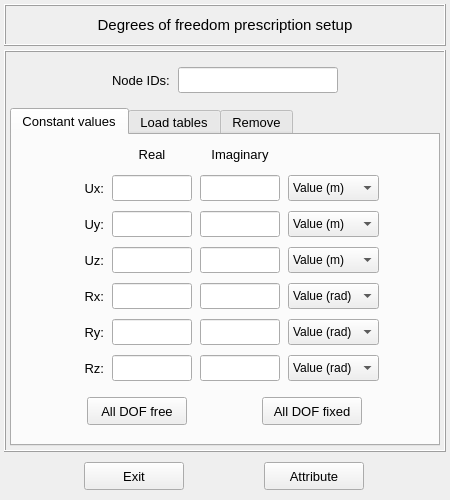
Before: the Qt Designer form pulse/interface/data/ui_files/model/setup/structural/prescribed_dof_input.ui in open-pulse/OpenPulse, drawn with Qt 5.
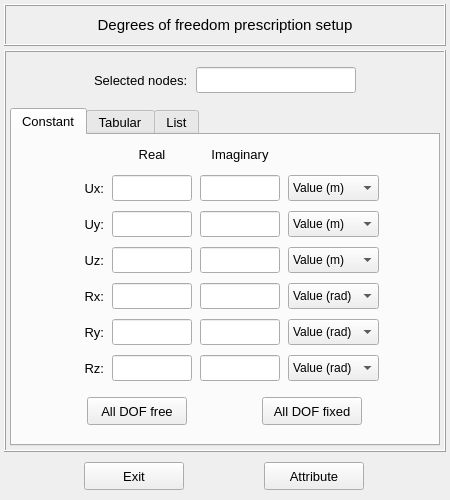
After: the same form once the commit is applied. Icons and pictures are not drawn.

```diff
--- a/pulse/interface/data/ui_files/model/setup/structural/prescribed_dof_input.ui
+++ b/pulse/interface/data/ui_files/model/setup/structural/prescribed_dof_input.ui
@@ -108,7 +108,7 @@
         </property>
         <widget class="QWidget" name="tab_constant_values">
          <attribute name="title">
-          <string>Constant values</string>
+          <string>Constant</string>
          </attribute>
          <layout class="QGridLayout" name="gridLayout_9">
           <property name="leftMargin">
@@ -994,7 +994,7 @@
         </widget>
         <widget class="QWidget" name="tab_table_values">
          <attribute name="title">
-          <string>Load tables</string>
+          <string>Tabular</string>
          </attribute>
          <layout class="QGridLayout" name="gridLayout_15">
           <property name="leftMargin">
@@ -1737,7 +1737,7 @@
         </widget>
         <widget class="QWidget" name="tab_remove">
          <attribute name="title">
-          <string>Remove</string>
+          <string>List</string>
          </attribute>
          <layout class="QGridLayout" name="gridLayout_12">
           <property name="leftMargin">
@@ -1996,6 +1996,9 @@
            <property name="styleSheet">
             <string notr="true"/>
            </property>
+           <property name="alignment">
+            <set>Qt::AlignmentFlag::AlignCenter</set>
+           </property>
           </widget>
          </item>
          <item row="0" column="3">
@@ -2031,7 +2034,7 @@
             </font>
            </property>
            <property name="text">
-            <string>Node IDs:</string>
+            <string>Selected nodes:</string>
            </property>
           </widget>
          </item>
```
Left out of the diff: 54 changed lines with no effect on the pictures.
